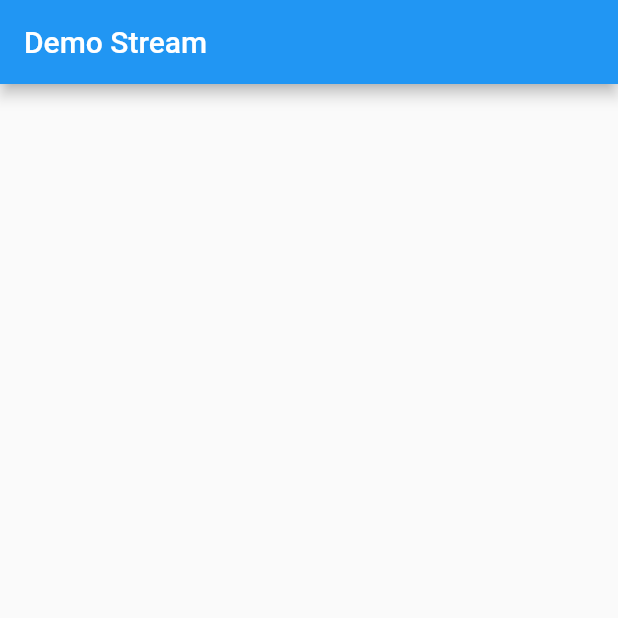
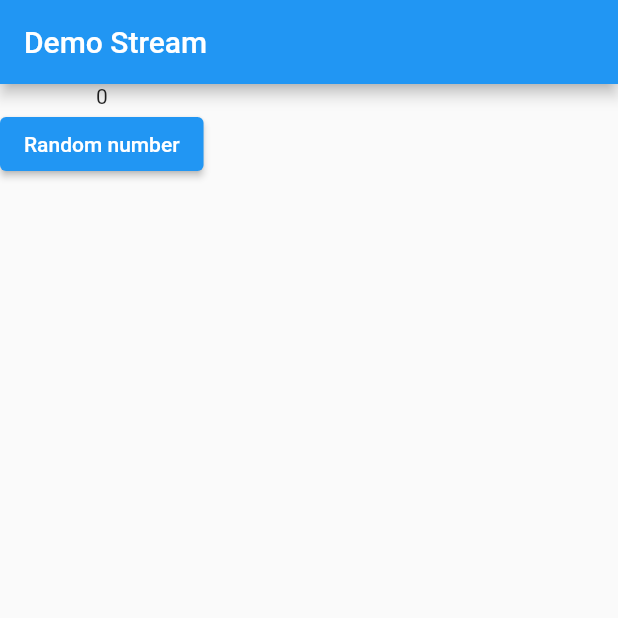
Before and after one commit to phamtanphat/stream_29092022, a Flutter app: the screen it shows after launch, on a phone screen of 412 x 824 dp, the top half of it. Run offline on Flutter 3.47's test engine with Material 2 defaults, Android fonts, the phone set to English and light mode, and no system bars.

Commit message:
streambuilder

```diff
--- a/lib/demo_stream.dart
+++ b/lib/demo_stream.dart
@@ -1,4 +1,5 @@
 import 'dart:async';
+import 'dart:math';
 
 import 'package:flutter/material.dart';
 
@@ -10,6 +11,14 @@ class DemoStreamPage extends StatefulWidget {
 }
 
 class _DemoStreamPageState extends State<DemoStreamPage> {
+
+  StreamController<int> numberController = StreamController();
+
+  @override
+  void initState() {
+    super.initState();
+    numberController.sink.add(0);
+  }
 
   @override
   void didUpdateWidget(covariant DemoStreamPage oldWidget) {
@@ -49,25 +58,34 @@ class _DemoStreamPageState extends State<DemoStreamPage> {
     // });
 
     // 2: StreamController
+    //
+    // StreamController<String> textController = StreamController();
+    //
+    // Stream<String> periodic = Stream.periodic(Duration(seconds: 1), (count){
+    //   return count.toString();
+    // }).asBroadcastStream();
+    //
+    // periodic.listen((e) {});
+    // textController.sink.addStream(periodic);
+    //
+    // // Thêm dữ liệu (sink)
+    // // textController.sink.add("Tèo");
+    // // textController.sink.add("Tý");
+    //
+    // // Lấy dữ liệu (stream)
+    // textController.stream.take(10).listen((event) {
+    //   print(event);
+    // });
+    //
+    // textController.close();
+  }
 
-    StreamController<String> textController = StreamController();
-
-    Stream<String> periodic = Stream.periodic(Duration(seconds: 1), (count){
-      return count.toString();
-    });
-
-    textController.sink.addStream(periodic);
-
-    // Thêm dữ liệu (sink)
-    // textController.sink.add("Tèo");
-    // textController.sink.add("Tý");
-
-    // Lấy dữ liệu (stream)
-    textController.stream.take(10).listen((event) {
-      print(event);
+  void randomNumber() {
+    Future.delayed(Duration(seconds: 3), () {
+      int number = Random().nextInt(10);
+      numberController.sink.add(number);
     });
   }
-
 
   @override
   Widget build(BuildContext context) {
@@ -75,7 +93,35 @@ class _DemoStreamPageState extends State<DemoStreamPage> {
       appBar: AppBar(
         title: Text("Demo Stream"),
       ),
-      body: Container(),
+      body: Container(
+        child: Column(
+          children: [
+            StreamBuilder<int>(
+                stream: numberController.stream,
+                builder: (context, snapshot) {
+                  if (snapshot.hasError) {
+                    return Text(snapshot.error.toString());
+                  }
+                  switch (snapshot.connectionState) {
+                    case ConnectionState.none:
+                    case ConnectionState.waiting:
+                      return CircularProgressIndicator();
+                    case ConnectionState.active:
+                      return Text(snapshot.data.toString());
+                    default:
+                      return Container();
+                  }
+                }
+            ),
+            ElevatedButton(
+                onPressed: () {
+                  randomNumber();
+                },
+                child: Text("Random number")
+            )
+          ],
+        ),
+      ),
     );
   }
 }
```
